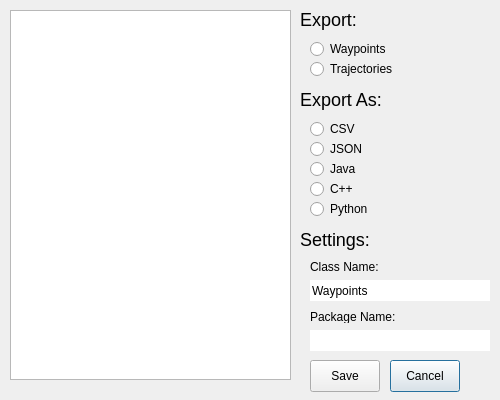
First picture: the form in ui/ExportView.ui, repository kForth/PathMaker, before the edit.
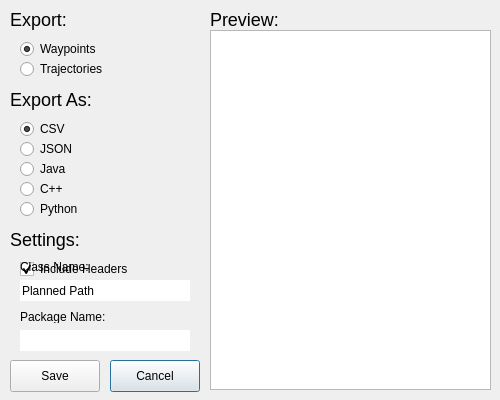
Second picture: the form after the edit.

Commit message: Add more export options

Patch:
```diff
--- a/ui/ExportView.ui
+++ b/ui/ExportView.ui
@@ -16,7 +16,7 @@
   <widget class="QLabel" name="label">
    <property name="geometry">
     <rect>
-     <x>300</x>
+     <x>10</x>
      <y>90</y>
      <width>90</width>
      <height>20</height>
@@ -35,7 +35,7 @@
   <widget class="QLabel" name="label_2">
    <property name="geometry">
     <rect>
-     <x>300</x>
+     <x>10</x>
      <y>10</y>
      <width>90</width>
      <height>20</height>
@@ -54,9 +54,9 @@
   <widget class="QPushButton" name="cancel_button">
    <property name="geometry">
     <rect>
-     <x>390</x>
+     <x>110</x>
      <y>360</y>
-     <width>70</width>
+     <width>90</width>
      <height>32</height>
     </rect>
    </property>
@@ -67,9 +67,9 @@
   <widget class="QPushButton" name="save_button">
    <property name="geometry">
     <rect>
-     <x>310</x>
+     <x>10</x>
      <y>360</y>
-     <width>70</width>
+     <width>90</width>
      <height>32</height>
     </rect>
    </property>
@@ -80,7 +80,7 @@
   <widget class="QFrame" name="export_mode">
    <property name="geometry">
     <rect>
-     <x>300</x>
+     <x>10</x>
      <y>30</y>
      <width>190</width>
      <height>60</height>
@@ -107,8 +107,14 @@
     <property name="text">
      <string>Waypoints</string>
     </property>
+    <property name="checked">
+     <bool>true</bool>
+    </property>
    </widget>
    <widget class="QRadioButton" name="trajectories_radio">
+    <property name="enabled">
+     <bool>true</bool>
+    </property>
     <property name="geometry">
      <rect>
       <x>10</x>
@@ -128,7 +134,7 @@
   <widget class="QFrame" name="export_as">
    <property name="geometry">
     <rect>
-     <x>300</x>
+     <x>10</x>
      <y>120</y>
      <width>190</width>
      <height>110</height>
@@ -155,6 +161,9 @@
     <property name="text">
      <string>CSV</string>
     </property>
+    <property name="checked">
+     <bool>true</bool>
+    </property>
    </widget>
    <widget class="QRadioButton" name="json_radio">
     <property name="geometry">
@@ -170,6 +179,9 @@
     </property>
    </widget>
    <widget class="QRadioButton" name="cpp_radio">
+    <property name="enabled">
+     <bool>true</bool>
+    </property>
     <property name="geometry">
      <rect>
       <x>10</x>
@@ -196,6 +208,9 @@
     </property>
    </widget>
    <widget class="QRadioButton" name="python_radio">
+    <property name="enabled">
+     <bool>true</bool>
+    </property>
     <property name="geometry">
      <rect>
       <x>10</x>
@@ -212,7 +227,7 @@
   <widget class="QLabel" name="label_3">
    <property name="geometry">
     <rect>
-     <x>300</x>
+     <x>10</x>
      <y>230</y>
      <width>90</width>
      <height>20</height>
@@ -231,7 +246,7 @@
   <widget class="QFrame" name="java_settings">
    <property name="geometry">
     <rect>
-     <x>300</x>
+     <x>10</x>
      <y>260</y>
      <width>190</width>
      <height>100</height>
@@ -277,12 +292,12 @@
      <rect>
       <x>10</x>
       <y>20</y>
-      <width>180</width>
+      <width>170</width>
       <height>21</height>
      </rect>
     </property>
     <property name="text">
-     <string>Waypoints</string>
+     <string>Planned Path</string>
     </property>
    </widget>
    <widget class="QLineEdit" name="package_name_input">
@@ -290,7 +305,7 @@
      <rect>
       <x>10</x>
       <y>70</y>
-      <width>180</width>
+      <width>170</width>
       <height>21</height>
      </rect>
     </property>
@@ -299,16 +314,104 @@
   <widget class="QPlainTextEdit" name="text_preview">
    <property name="geometry">
     <rect>
-     <x>10</x>
-     <y>10</y>
+     <x>210</x>
+     <y>30</y>
      <width>281</width>
-     <height>370</height>
+     <height>360</height>
     </rect>
    </property>
+   <property name="styleSheet">
+    <string notr="true">font-size: 12px; overflow: scroll;</string>
+   </property>
    <property name="readOnly">
     <bool>true</bool>
    </property>
   </widget>
+  <widget class="QFrame" name="csv_settings">
+   <property name="geometry">
+    <rect>
+     <x>10</x>
+     <y>260</y>
+     <width>190</width>
+     <height>100</height>
+    </rect>
+   </property>
+   <property name="styleSheet">
+    <string notr="true">border: none;</string>
+   </property>
+   <property name="frameShape">
+    <enum>QFrame::StyledPanel</enum>
+   </property>
+   <property name="frameShadow">
+    <enum>QFrame::Raised</enum>
+   </property>
+   <widget class="QCheckBox" name="csv_headers_box">
+    <property name="geometry">
+     <rect>
+      <x>10</x>
+      <y>0</y>
+      <width>180</width>
+      <height>18</height>
+     </rect>
+    </property>
+    <property name="text">
+     <string>Include Headers</string>
+    </property>
+    <property name="checked">
+     <bool>true</bool>
+    </property>
+   </widget>
+  </widget>
+  <widget class="QLabel" name="label_6">
+   <property name="geometry">
+    <rect>
+     <x>210</x>
+     <y>10</y>
+     <width>90</width>
+     <height>20</height>
+    </rect>
+   </property>
+   <property name="styleSheet">
+    <string notr="true">font-size: 18px;</string>
+   </property>
+   <property name="text">
+    <string>Preview:</string>
+   </property>
+   <property name="alignment">
+    <set>Qt::AlignBottom|Qt::AlignLeading|Qt::AlignLeft</set>
+   </property>
+  </widget>
+  <widget class="QFrame" name="cpp_settings">
+   <property name="geometry">
+    <rect>
+     <x>10</x>
+     <y>260</y>
+     <width>190</width>
+     <height>100</height>
+    </rect>
+   </property>
+   <property name="styleSheet">
+    <string notr="true">border: none;</string>
+   </property>
+   <property name="frameShape">
+    <enum>QFrame::StyledPanel</enum>
+   </property>
+   <property name="frameShadow">
+    <enum>QFrame::Raised</enum>
+   </property>
+  </widget>
+  <zorder>csv_settings</zorder>
+  <zorder>label</zorder>
+  <zorder>label_2</zorder>
+  <zorder>cancel_button</zorder>
+  <zorder>save_button</zorder>
+  <zorder>export_mode</zorder>
+  <zorder>export_as</zorder>
+  <zorder>label_3</zorder>
+  <zorder>java_settings</zorder>
+  <zorder>text_preview</zorder>
+  <zorder>label_6</zorder>
+  <zorder>cpp_settings</zorder>
  </widget>
  <resources/>
  <connections/>
```
The commit also changes 6 other files.
